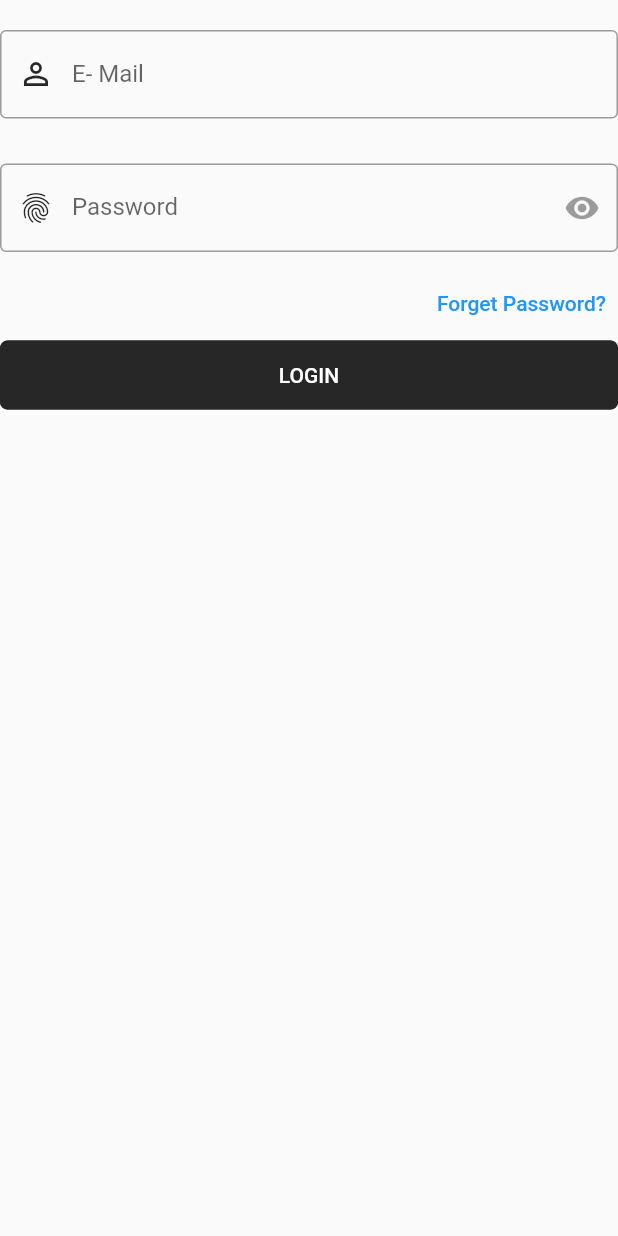
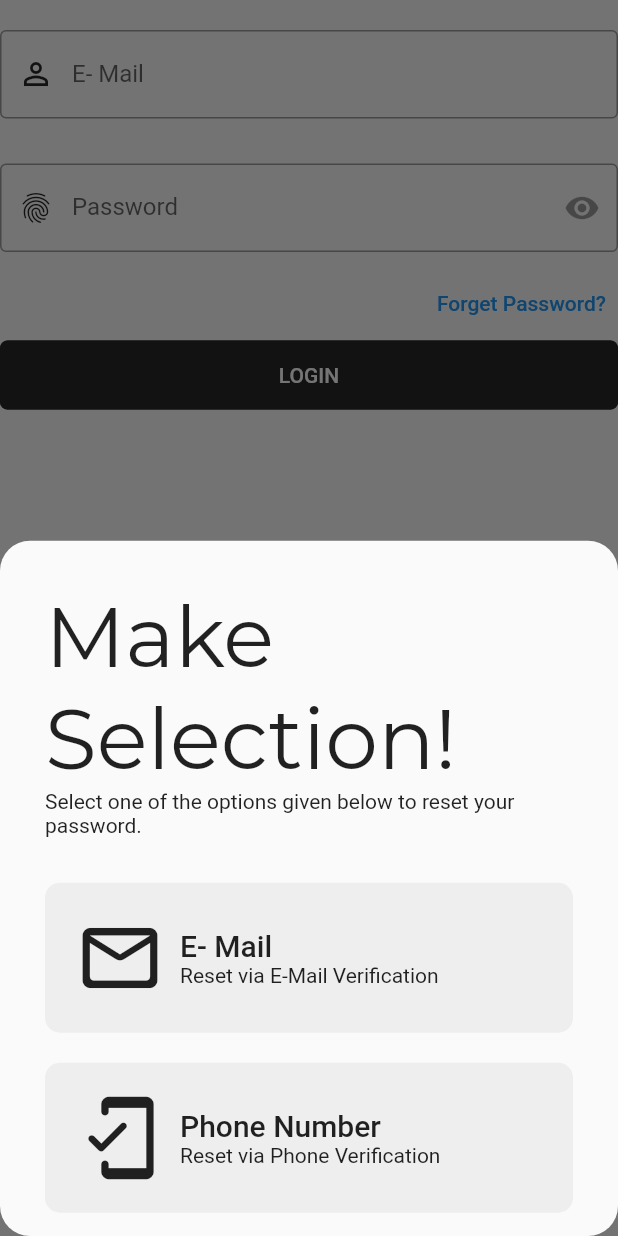
Before and after one commit to kamemia/e-commerce-pos, a Flutter app: the LoginForm widget shown alone on an empty page, opened directly, after a tap on "Forget Password?", on a phone screen of 412 x 824 dp. Run offline on Flutter 3.47's test engine with Material 2 defaults, Android fonts, the phone set to English and light mode, and no system bars; our stand-ins replace get, google_fonts.

Commit message:
Add forget password page

```diff
--- a/lib/main.dart
+++ b/lib/main.dart
@@ -15,6 +15,8 @@ class App extends StatelessWidget {
       darkTheme: TAppTheme.darkTheme,
       themeMode: ThemeMode.system,
       debugShowCheckedModeBanner: false,
+      defaultTransition: Transition.leftToRightWithFade,
+      transitionDuration: const Duration(milliseconds: 500),
       home: SplashScreen(),
     );
   }
--- a/lib/src/constants/image_strings.dart
+++ b/lib/src/constants/image_strings.dart
@@ -13,5 +13,9 @@ const String tOnBoardingImage3 =
 const String tWelcomeScreenImage =
     "assets/images/welcome_images/welcome-screen-image.png";
 
-// Login Image
+// Login Image & Sign Up
 const String tGoogleLogoImage = "assets/logo/google.png";
+
+// -- Forget Password Images
+const String tForgetPasswordImage =
+    "assets/images/forget_password/forget-password.png";
--- a/lib/src/constants/text_strings.dart
+++ b/lib/src/constants/text_strings.dart
@@ -44,3 +44,16 @@ const String tSignUpSubTitle =
 const String tAlreadyHaveAnAccount = "Already have an Account? ";
 const String tFullName = "Full Name";
 const String tPhoneNo = "Phone Number";
+
+// -- Forget Password Text
+const String tForgetPasswordTitle = "Make Selection!";
+const String tForgetPasswordSubTitle =
+    "Select one of the options given below to reset your password.";
+const String tResetViaEmail = "Reset via E-Mail Verification";
+const String tResetViaPhone = "Reset via Phone Verification";
+
+// -- Forget Password Via Phone - Text
+const String tForgetPhoneSubTitle =
+    "Enter your registered Phone No to receive OTP";
+const String tForgetMailSubTitle =
+    "Enter your registered E-mail to receive OTP";
--- /dev/null
+++ b/lib/src/features/authentication/screens/forget_password/forget_password_options/forget_password_btn_widget.dart
@@ -0,0 +1,39 @@
+import 'package:flutter/material.dart';
+
+class ForgetPasswordBtnWidget extends StatelessWidget {
+  const ForgetPasswordBtnWidget({
+    required this.btnIcon,
+    required this.title,
+    required this.subTitle,
+    required this.onTap,
+    Key? key,
+  }) : super(key: key);
+
+  final IconData btnIcon;
+  final String title, subTitle;
+  final VoidCallback onTap;
+
+  @override
+  Widget build(BuildContext context) {
+    return GestureDetector(
+      onTap: onTap,
+      child: Container(
+        padding: const EdgeInsets.all(20.0),
+        decoration: BoxDecoration(
+            borderRadius: BorderRadius.circular(10.0),
+            color: Colors.grey.shade200),
+        child: Row(children: [
+          Icon(btnIcon, size: 60.0),
+          const SizedBox(width: 10.0),
+          Column(
+            crossAxisAlignment: CrossAxisAlignment.start,
+            children: [
+              Text(title, style: Theme.of(context).textTheme.headline6),
+              Text(subTitle, style: Theme.of(context).textTheme.bodyText2),
+            ],
+          )
+        ]),
+      ),
+    );
+  }
+}
--- /dev/null
+++ b/lib/src/features/authentication/screens/forget_password/forget_password_options/forget_password_model_buttom_sheet.dart
@@ -0,0 +1,39 @@
+import 'package:commerce/src/features/authentication/screens/forget_password/forget_password_options/forget_password_btn_widget.dart';
+import 'package:flutter/material.dart';
+
+import '../../../../../constants/sizes.dart';
+import '../../../../../constants/text_strings.dart';
+
+class ForgetPasswordScreen{
+  static Future<dynamic> buildShowModalBottomSheet(BuildContext context) {
+    return showModalBottomSheet(
+      context: context,
+      shape: RoundedRectangleBorder(borderRadius: BorderRadius.circular(20.0)),
+      builder: (context) => Container(
+        padding: const EdgeInsets.all(tDefaultSize),
+        child: Column(
+          crossAxisAlignment: CrossAxisAlignment.start,
+          children: [
+            Text(tForgetPasswordTitle, style: Theme.of(context).textTheme.headline2),
+            Text(tForgetPasswordSubTitle, style: Theme.of(context).textTheme.bodyText2),
+          const SizedBox(height: 30.0),
+          ForgetPasswordBtnWidget(
+            btnIcon: Icons.mail_outline_rounded,
+            title: tEmail,
+            subTitle: tResetViaEmail,
+            onTap: () {},
+          ),
+          const SizedBox(height: 20.0),
+          ForgetPasswordBtnWidget(
+            btnIcon: Icons.mobile_friendly_rounded,
+            title: tPhoneNo,
+            subTitle: tResetViaPhone,
+            onTap: (){},
+          ),
+        ],
+        ),
+      ),
+    );
+  }
+
+}
--- a/lib/src/features/authentication/screens/login/login_form_widget.dart
+++ b/lib/src/features/authentication/screens/login/login_form_widget.dart
@@ -1,6 +1,9 @@
 import 'package:commerce/src/constants/sizes.dart';
 import 'package:commerce/src/constants/text_strings.dart';
 import 'package:flutter/material.dart';
+
+import '../forget_password/forget_password_options/forget_password_btn_widget.dart';
+import '../forget_password/forget_password_options/forget_password_model_buttom_sheet.dart';
 
 class LoginForm extends StatelessWidget {
   const LoginForm({
@@ -11,7 +14,7 @@ class LoginForm extends StatelessWidget {
   Widget build(BuildContext context) {
     return Form(
       child: Container(
-        padding:  const EdgeInsets.symmetric(vertical: tFormHeight -10),
+        padding: const EdgeInsets.symmetric(vertical: tFormHeight - 10),
         child: Column(
           crossAxisAlignment: CrossAxisAlignment.start,
           children: [
@@ -23,28 +26,34 @@ class LoginForm extends StatelessWidget {
                 border: OutlineInputBorder(),
               ),
             ),
-          const SizedBox(height: tFormHeight,),
+            const SizedBox(
+              height: tFormHeight,
+            ),
             TextFormField(
               decoration: const InputDecoration(
                 prefixIcon: Icon(Icons.fingerprint),
                 labelText: tPassword,
                 hintText: tPassword,
                 border: OutlineInputBorder(),
-            suffixIcon:
-              IconButton(onPressed: null,
+                suffixIcon: IconButton(
+                  onPressed: null,
                   icon: Icon(Icons.remove_red_eye_sharp),
                 ),
               ),
             ),
-          const SizedBox(height: tFormHeight -20),
+            const SizedBox(height: tFormHeight - 20),
             Align(
               alignment: Alignment.centerRight,
-            child: TextButton(onPressed: () {},
+              child: TextButton(
+                  onPressed: () {
+                    ForgetPasswordScreen.buildShowModalBottomSheet(context);
+                  },
                   child: const Text(tForgetPassword)),
             ),
             SizedBox(
               width: double.infinity,
-            child: ElevatedButton(onPressed: () {},
+              child: ElevatedButton(
+                onPressed: () {},
                 child: Text(tLogin.toUpperCase()),
               ),
             ),
```
Also changed, not shown: assets/images/forget_password/forget-password.png (added), assets/logo/google-logo.png (deleted). Lines whose indentation alone changed are shown as unchanged.
